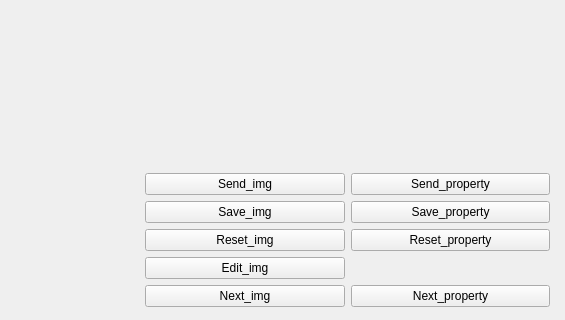
This is GS/GUI/imgreview.ui in UCI-UAVForge/GroundStation as Qt 5 draws it before an edit; both pictures show x 681 to 1246 and y 494 to 814 of the 1246 by 814 pixel window. The edited form follows.
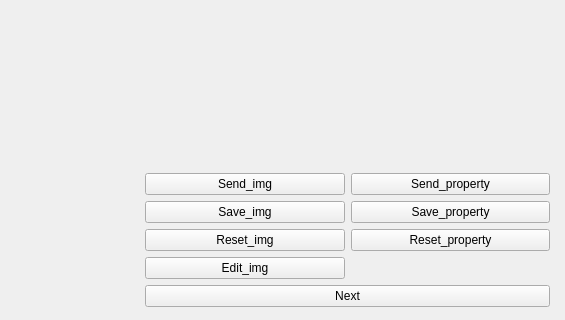
This is the edited form.

Commit message: merged next image&property buttons to one button, added file existing check

```diff
--- a/GS/GUI/imgreview.ui
+++ b/GS/GUI/imgreview.ui
@@ -66,20 +66,6 @@
         </property>
        </widget>
       </item>
-      <item row="5" column="0">
-       <widget class="QPushButton" name="INextButton">
-        <property name="text">
-         <string>Next_img</string>
-        </property>
-       </widget>
-      </item>
-      <item row="5" column="1">
-       <widget class="QPushButton" name="PNextButton">
-        <property name="text">
-         <string>Next_property</string>
-        </property>
-       </widget>
-      </item>
       <item row="1" column="1">
        <widget class="QPushButton" name="PSaveButton">
         <property name="text">
@@ -101,6 +87,13 @@
         </property>
        </widget>
       </item>
+      <item row="5" column="0" colspan="2">
+       <widget class="QPushButton" name="NextButton">
+        <property name="text">
+         <string>Next</string>
+        </property>
+       </widget>
+      </item>
      </layout>
     </item>
    </layout>
```
The commit also changes 8 other files.
